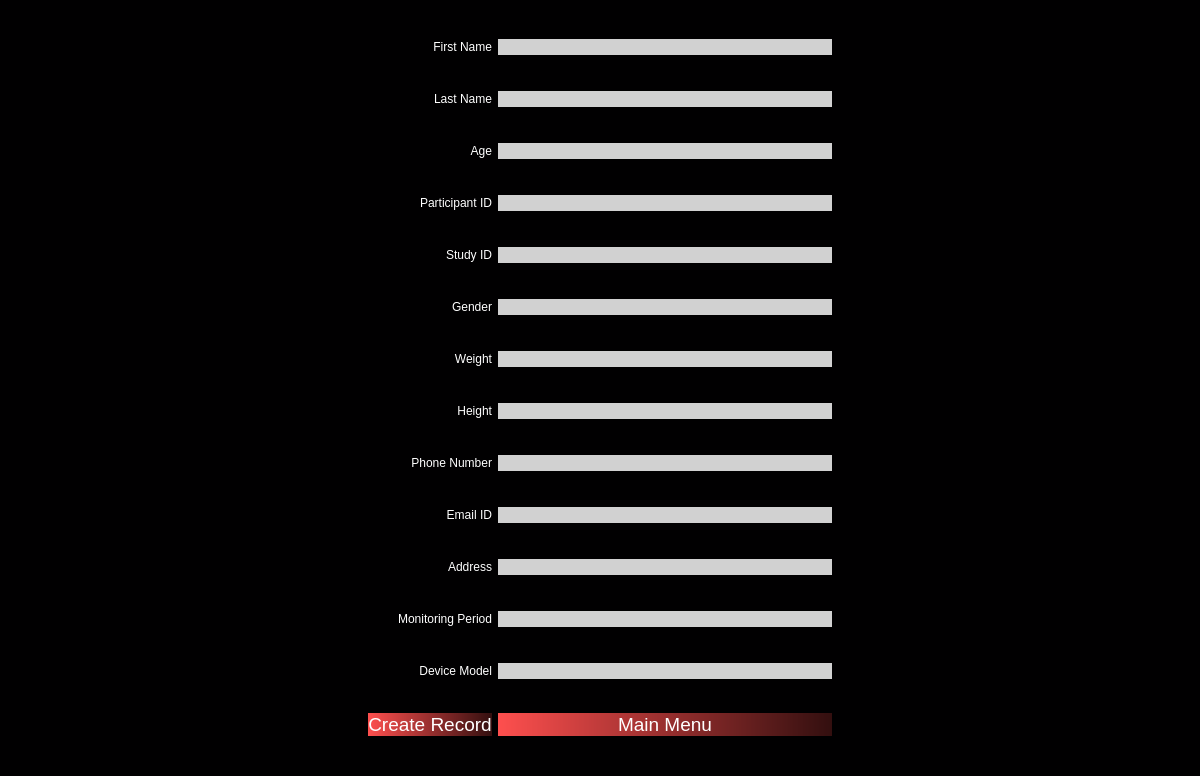
First picture: the form in PyQt/pyqt_ui/bed_create_record.ui, repository zakerl/Capstone_Project, before the edit.
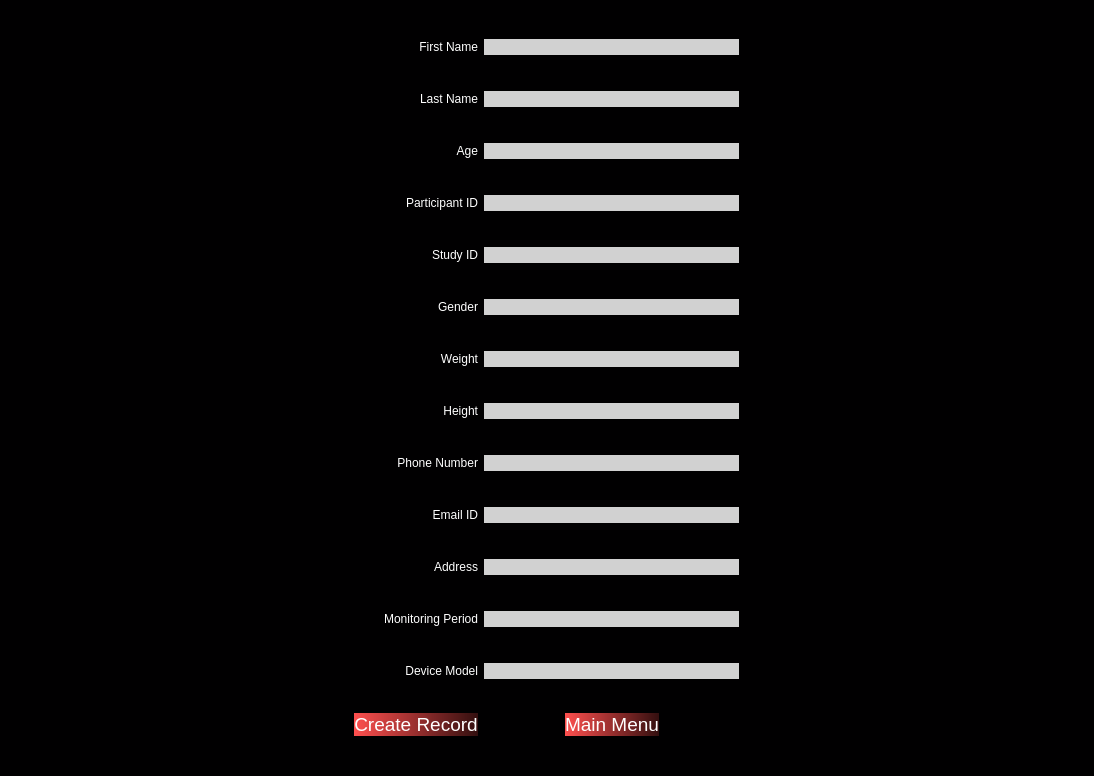
Second picture: the form after the edit.

Diff of the .ui file:
```diff
--- a/PyQt/pyqt_ui/bed_create_record.ui
+++ b/PyQt/pyqt_ui/bed_create_record.ui
@@ -6,7 +6,7 @@
    <rect>
     <x>0</x>
     <y>0</y>
-    <width>1200</width>
+    <width>1094</width>
     <height>776</height>
    </rect>
   </property>
@@ -43,7 +43,7 @@
      </property>
     </widget>
    </item>
-   <item row="0" column="2">
+   <item row="0" column="2" colspan="3">
     <widget class="QLineEdit" name="FirstNameLabel">
      <property name="styleSheet">
       <string notr="true">background-color: rgb(209, 209, 209);
@@ -54,7 +54,7 @@
      </property>
     </widget>
    </item>
-   <item row="0" column="3">
+   <item row="0" column="5">
     <spacer name="horizontalSpacer_12">
      <property name="orientation">
       <enum>Qt::Horizontal</enum>
@@ -93,7 +93,7 @@
      </property>
     </widget>
    </item>
-   <item row="1" column="2">
+   <item row="1" column="2" colspan="3">
     <widget class="QLineEdit" name="LastNameLabel">
      <property name="styleSheet">
       <string notr="true">background-color: rgb(209, 209, 209);
@@ -104,7 +104,7 @@
      </property>
     </widget>
    </item>
-   <item row="1" column="3">
+   <item row="1" column="5">
     <spacer name="horizontalSpacer_20">
      <property name="orientation">
       <enum>Qt::Horizontal</enum>
@@ -143,7 +143,7 @@
      </property>
     </widget>
    </item>
-   <item row="2" column="2">
+   <item row="2" column="2" colspan="3">
     <widget class="QLineEdit" name="AgeLabel">
      <property name="styleSheet">
       <string notr="true">background-color: rgb(209, 209, 209);
@@ -180,7 +180,7 @@
      </property>
     </widget>
    </item>
-   <item row="3" column="2">
+   <item row="3" column="2" colspan="3">
     <widget class="QLineEdit" name="ParticipantIDLabel">
      <property name="styleSheet">
       <string notr="true">background-color: rgb(209, 209, 209);
@@ -191,7 +191,7 @@
      </property>
     </widget>
    </item>
-   <item row="3" column="3">
+   <item row="3" column="5">
     <spacer name="horizontalSpacer_32">
      <property name="orientation">
       <enum>Qt::Horizontal</enum>
@@ -230,7 +230,7 @@
      </property>
     </widget>
    </item>
-   <item row="4" column="2">
+   <item row="4" column="2" colspan="3">
     <widget class="QLineEdit" name="StudyIDLabel">
      <property name="styleSheet">
       <string notr="true">background-color: rgb(209, 209, 209);
@@ -241,7 +241,7 @@
      </property>
     </widget>
    </item>
-   <item row="4" column="3">
+   <item row="4" column="5">
     <spacer name="horizontalSpacer_34">
      <property name="orientation">
       <enum>Qt::Horizontal</enum>
@@ -280,7 +280,7 @@
      </property>
     </widget>
    </item>
-   <item row="5" column="2">
+   <item row="5" column="2" colspan="3">
     <widget class="QLineEdit" name="GenderLabel">
      <property name="styleSheet">
       <string notr="true">background-color: rgb(209, 209, 209);
@@ -291,7 +291,7 @@
      </property>
     </widget>
    </item>
-   <item row="5" column="3">
+   <item row="5" column="5">
     <spacer name="horizontalSpacer_36">
      <property name="orientation">
       <enum>Qt::Horizontal</enum>
@@ -330,7 +330,7 @@
      </property>
     </widget>
    </item>
-   <item row="6" column="2">
+   <item row="6" column="2" colspan="3">
     <widget class="QLineEdit" name="WeightLabel">
      <property name="styleSheet">
       <string notr="true">background-color: rgb(209, 209, 209);
@@ -341,7 +341,7 @@
      </property>
     </widget>
    </item>
-   <item row="6" column="3">
+   <item row="6" column="5">
     <spacer name="horizontalSpacer_41">
      <property name="orientation">
       <enum>Qt::Horizontal</enum>
@@ -380,7 +380,7 @@
      </property>
     </widget>
    </item>
-   <item row="7" column="2">
+   <item row="7" column="2" colspan="3">
     <widget class="QLineEdit" name="HeightLabel">
      <property name="styleSheet">
       <string notr="true">background-color: rgb(209, 209, 209);
@@ -391,7 +391,7 @@
      </property>
     </widget>
    </item>
-   <item row="7" column="3">
+   <item row="7" column="5">
     <spacer name="horizontalSpacer_3">
      <property name="orientation">
       <enum>Qt::Horizontal</enum>
@@ -430,7 +430,7 @@
      </property>
     </widget>
    </item>
-   <item row="8" column="2">
+   <item row="8" column="2" colspan="3">
     <widget class="QLineEdit" name="PhoneNumberLabel">
      <property name="styleSheet">
       <string notr="true">background-color: rgb(209, 209, 209);
@@ -441,7 +441,7 @@
      </property>
     </widget>
    </item>
-   <item row="8" column="3">
+   <item row="8" column="5">
     <spacer name="horizontalSpacer_8">
      <property name="orientation">
       <enum>Qt::Horizontal</enum>
@@ -480,7 +480,7 @@
      </property>
     </widget>
    </item>
-   <item row="9" column="2">
+   <item row="9" column="2" colspan="3">
     <widget class="QLineEdit" name="EmailIDLabel">
      <property name="styleSheet">
       <string notr="true">background-color: rgb(209, 209, 209);
@@ -491,7 +491,7 @@
      </property>
     </widget>
    </item>
-   <item row="9" column="3">
+   <item row="9" column="5">
     <spacer name="horizontalSpacer_6">
      <property name="orientation">
       <enum>Qt::Horizontal</enum>
@@ -530,7 +530,7 @@
      </property>
     </widget>
    </item>
-   <item row="10" column="2">
+   <item row="10" column="2" colspan="3">
     <widget class="QLineEdit" name="AddressLabel">
      <property name="styleSheet">
       <string notr="true">background-color: rgb(209, 209, 209);
@@ -541,7 +541,7 @@
      </property>
     </widget>
    </item>
-   <item row="10" column="3">
+   <item row="10" column="5">
     <spacer name="horizontalSpacer_7">
      <property name="orientation">
       <enum>Qt::Horizontal</enum>
@@ -580,7 +580,7 @@
      </property>
     </widget>
    </item>
-   <item row="11" column="2">
+   <item row="11" column="2" colspan="3">
     <widget class="QLineEdit" name="MonitoringPeriodLabel">
      <property name="styleSheet">
       <string notr="true">background-color: rgb(209, 209, 209);
@@ -591,7 +591,7 @@
      </property>
     </widget>
    </item>
-   <item row="11" column="3">
+   <item row="11" column="5">
     <spacer name="horizontalSpacer_11">
      <property name="orientation">
       <enum>Qt::Horizontal</enum>
@@ -630,7 +630,7 @@
      </property>
     </widget>
    </item>
-   <item row="12" column="2">
+   <item row="12" column="2" colspan="3">
     <widget class="QLineEdit" name="TrackerModelLabel">
      <property name="styleSheet">
       <string notr="true">background-color: rgb(209, 209, 209);
@@ -641,7 +641,7 @@
      </property>
     </widget>
    </item>
-   <item row="12" column="3">
+   <item row="12" column="5">
     <spacer name="horizontalSpacer_15">
      <property name="orientation">
       <enum>Qt::Horizontal</enum>
@@ -682,7 +682,26 @@
     </widget>
    </item>
    <item row="13" column="2">
+    <spacer name="horizontalSpacer_16">
+     <property name="orientation">
+      <enum>Qt::Horizontal</enum>
+     </property>
+     <property name="sizeHint" stdset="0">
+      <size>
+       <width>88</width>
+       <height>20</height>
+      </size>
+     </property>
+    </spacer>
+   </item>
+   <item row="13" column="3">
     <widget class="QPushButton" name="MainMenu">
+     <property name="sizePolicy">
+      <sizepolicy hsizetype="Fixed" vsizetype="Fixed">
+       <horstretch>0</horstretch>
+       <verstretch>0</verstretch>
+      </sizepolicy>
+     </property>
      <property name="styleSheet">
       <string notr="true">font-size: 14pt;background-color: qlineargradient(spread:pad, x1:0, y1:0, x2:1, y2:0, stop:0 rgba(254,79,78,255), stop:1 rgba(51,15,15,255));
 font: 9pt &quot;Microsoft YaHei UI&quot;;
@@ -695,7 +714,20 @@
      </property>
     </widget>
    </item>
-   <item row="13" column="3">
+   <item row="13" column="4">
+    <spacer name="horizontalSpacer_17">
+     <property name="orientation">
+      <enum>Qt::Horizontal</enum>
+     </property>
+     <property name="sizeHint" stdset="0">
+      <size>
+       <width>88</width>
+       <height>20</height>
+      </size>
+     </property>
+    </spacer>
+   </item>
+   <item row="13" column="5">
     <spacer name="horizontalSpacer_30">
      <property name="orientation">
       <enum>Qt::Horizontal</enum>
```
